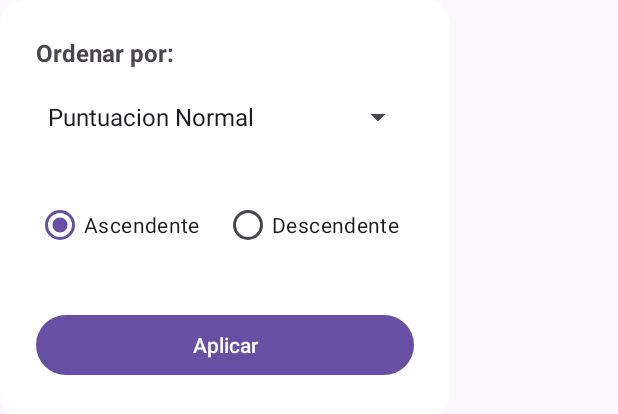
After one commit to isunican/App-Movies-Grupo2, an Android app: the layout dialog_ordenar.xml on its own in the app's theme, with its tools: preview values and no code run, on a phone screen of 412 x 824 dp. The commit adds this screen. Shown: the top 414 px of the screen. Run offline under Robolectric (Android 15) with nearby library versions, the phone set to English and light mode, and no system bars.

Commit message:
Añadido Layout

```diff
--- /dev/null
+++ b/AndroidProject/app/src/main/res/drawable/bg_dialog_ordenar.xml
@@ -0,0 +1,14 @@
+<?xml version="1.0" encoding="utf-8"?>
+<shape xmlns:android="http://schemas.android.com/apk/res/android"
+    android:shape="rectangle">
+
+    <solid android:color="@android:color/white" />
+
+    <corners android:radius="16dp" />
+
+    <padding
+        android:left="8dp"
+        android:top="8dp"
+        android:right="8dp"
+        android:bottom="8dp" />
+</shape>
--- /dev/null
+++ b/AndroidProject/app/src/main/res/layout/dialog_ordenar.xml
@@ -0,0 +1,69 @@
+<?xml version="1.0" encoding="utf-8"?>
+<androidx.constraintlayout.widget.ConstraintLayout xmlns:android="http://schemas.android.com/apk/res/android"
+    xmlns:app="http://schemas.android.com/apk/res-auto"
+    android:layout_width="300dp"
+    android:layout_height="wrap_content"
+    android:background="@drawable/bg_dialog_ordenar"
+    android:padding="24dp">
+
+    <!-- Título -->
+    <TextView
+        android:id="@+id/tvOrdenarPor"
+        android:layout_width="wrap_content"
+        android:layout_height="wrap_content"
+        android:text="Ordenar por:"
+        android:textStyle="bold"
+        android:textSize="16sp"
+        app:layout_constraintStart_toStartOf="parent"
+        app:layout_constraintTop_toTopOf="parent" />
+
+    <!-- Spinner -->
+    <Spinner
+        android:id="@+id/spinnerTipoOrden"
+        android:layout_width="0dp"
+        android:layout_height="wrap_content"
+        android:minHeight="48dp"
+        android:layout_marginTop="8dp"
+        app:layout_constraintTop_toBottomOf="@id/tvOrdenarPor"
+        app:layout_constraintStart_toStartOf="parent"
+        app:layout_constraintEnd_toEndOf="parent"
+        android:spinnerMode="dropdown"
+        android:entries="@array/tipo_orden" />
+
+    <!-- RadioGroup -->
+    <RadioGroup
+        android:id="@+id/radioGroupOrden"
+        android:layout_width="wrap_content"
+        android:layout_height="wrap_content"
+        android:orientation="horizontal"
+        android:layout_marginTop="24dp"
+        app:layout_constraintTop_toBottomOf="@id/spinnerTipoOrden"
+        app:layout_constraintStart_toStartOf="parent">
+
+        <RadioButton
+            android:id="@+id/radioAsc"
+            android:layout_width="wrap_content"
+            android:layout_height="wrap_content"
+            android:text="Ascendente"
+            android:checked="true" />
+
+        <RadioButton
+            android:id="@+id/radioDesc"
+            android:layout_width="wrap_content"
+            android:layout_height="wrap_content"
+            android:text="Descendente"
+            android:layout_marginStart="16dp" />
+    </RadioGroup>
+
+    <!-- Botón aplicar -->
+    <Button
+        android:id="@+id/btnAplicarOrden"
+        android:layout_width="match_parent"
+        android:layout_height="wrap_content"
+        android:text="Aplicar"
+        android:layout_marginTop="32dp"
+        app:layout_constraintTop_toBottomOf="@id/radioGroupOrden"
+        app:layout_constraintStart_toStartOf="parent"
+        app:layout_constraintEnd_toEndOf="parent" />
+
+</androidx.constraintlayout.widget.ConstraintLayout>
--- a/AndroidProject/app/src/main/res/values/strings.xml
+++ b/AndroidProject/app/src/main/res/values/strings.xml
@@ -2,4 +2,10 @@
     <string name="app_name">Movies</string>
     <string name="movie_poster">Movie Poster</string>
     <string name="info">Info</string>
+
+
+    <string-array name="tipo_orden">
+        <item>Puntuacion Normal</item>
+        <item>Puntuacion Sumaria</item>
+    </string-array>
 </resources>
```
